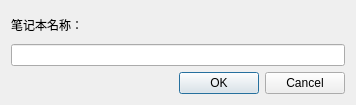
Qt form Code/guimain/addbookdlg.ui (legobadman/FlashNote) before a commit.
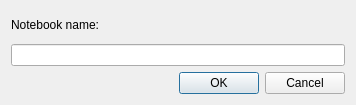
The same form after that commit.

The edit to the form file:
```diff
--- a/Code/guimain/addbookdlg.ui
+++ b/Code/guimain/addbookdlg.ui
@@ -19,7 +19,7 @@
      <item>
       <widget class="QLabel" name="label">
        <property name="text">
-        <string>笔记本名称：</string>
+        <string>Notebook name:</string>
        </property>
       </widget>
      </item>
```
Left out of the diff: 2 changed lines with no effect on the pictures.
